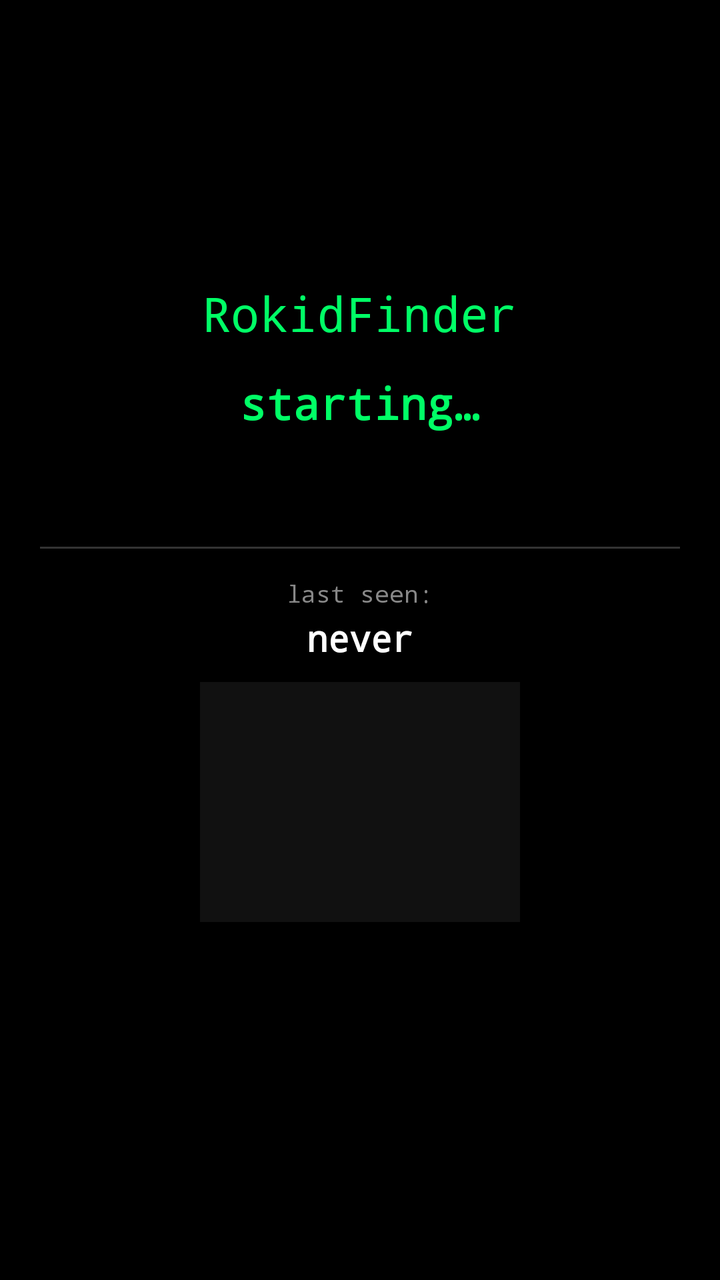
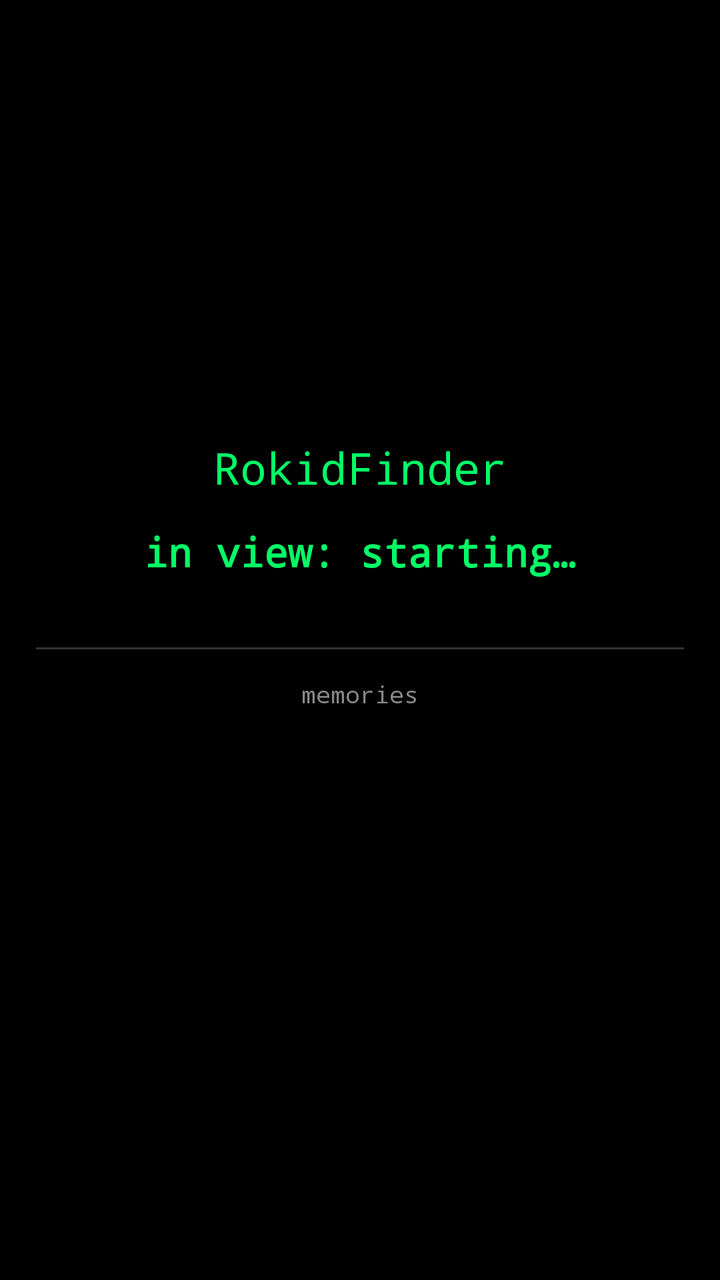

Before-and-after screenshots of an Android layout around one commit, followed by the original layout XML and the change that was made.
<!-- AndroidManifest.xml: application theme Theme.RokidFinder -->
<!-- res/layout/activity_main.xml -->
<?xml version="1.0" encoding="utf-8"?>
<LinearLayout xmlns:android="http://schemas.android.com/apk/res/android"
    android:layout_width="match_parent"
    android:layout_height="match_parent"
    android:orientation="vertical"
    android:gravity="center"
    android:background="@android:color/black"
    android:padding="20dp">

    <TextView
        android:id="@+id/title"
        android:layout_width="wrap_content"
        android:layout_height="wrap_content"
        android:text="RokidFinder"
        android:textColor="#00FF66"
        android:textSize="24sp"
        android:fontFamily="monospace" />

    <TextView
        android:id="@+id/phoneStatus"
        android:layout_width="wrap_content"
        android:layout_height="wrap_content"
        android:layout_marginTop="14dp"
        android:gravity="center"
        android:text="starting…"
        android:textColor="#00FF66"
        android:textSize="22sp"
        android:textStyle="bold"
        android:fontFamily="monospace" />

    <TextView
        android:id="@+id/confidence"
        android:layout_width="wrap_content"
        android:layout_height="wrap_content"
        android:layout_marginTop="6dp"
        android:gravity="center"
        android:textColor="#FFFFFF"
        android:textSize="14sp"
        android:fontFamily="monospace" />

    <TextView
        android:id="@+id/fps"
        android:layout_width="wrap_content"
        android:layout_height="wrap_content"
        android:layout_marginTop="2dp"
        android:gravity="center"
        android:textColor="#888888"
        android:textSize="12sp"
        android:fontFamily="monospace" />

    <View
        android:layout_width="match_parent"
        android:layout_height="1dp"
        android:layout_marginTop="14dp"
        android:layout_marginBottom="14dp"
        android:background="#333333" />

    <TextView
        android:id="@+id/lastSeenLabel"
        android:layout_width="wrap_content"
        android:layout_height="wrap_content"
        android:text="last seen:"
        android:textColor="#888888"
        android:textSize="12sp"
        android:fontFamily="monospace" />

    <TextView
        android:id="@+id/lastSeenWhen"
        android:layout_width="wrap_content"
        android:layout_height="wrap_content"
        android:layout_marginTop="2dp"
        android:gravity="center"
        android:text="never"
        android:textColor="#FFFFFF"
        android:textSize="18sp"
        android:textStyle="bold"
        android:fontFamily="monospace" />

    <ImageView
        android:id="@+id/lastSeenThumb"
        android:layout_width="160dp"
        android:layout_height="120dp"
        android:layout_marginTop="10dp"
        android:background="#111111"
        android:scaleType="centerCrop"
        android:contentDescription="last seen photo" />

    <TextView
        android:id="@+id/voiceState"
        android:layout_width="wrap_content"
        android:layout_height="wrap_content"
        android:layout_marginTop="14dp"
        android:gravity="center"
        android:text=""
        android:textColor="#FFCC33"
        android:textSize="18sp"
        android:textStyle="bold"
        android:fontFamily="monospace" />
</LinearLayout>
<!-- resources referenced by this layout -->
<resources>
  <style name="Theme.RokidFinder" parent="Theme.AppCompat.NoActionBar">
          <item name="android:windowNoTitle">true</item>
          <item name="android:windowFullscreen">true</item>
      </style>
</resources>

<!-- the commit's change to res/layout/activity_main.xml (unified diff, before → after) -->
@@ -5,7 +5,7 @@
     android:orientation="vertical"
     android:gravity="center"
     android:background="@android:color/black"
-    android:padding="20dp">
+    android:padding="18dp">
 
     <TextView
         android:id="@+id/title"
@@ -13,37 +13,28 @@
         android:layout_height="wrap_content"
         android:text="RokidFinder"
         android:textColor="#00FF66"
-        android:textSize="24sp"
+        android:textSize="22sp"
         android:fontFamily="monospace" />
 
     <TextView
-        android:id="@+id/phoneStatus"
+        android:id="@+id/inView"
         android:layout_width="wrap_content"
         android:layout_height="wrap_content"
         android:layout_marginTop="14dp"
         android:gravity="center"
-        android:text="starting…"
+        android:text="in view: starting…"
         android:textColor="#00FF66"
-        android:textSize="22sp"
+        android:textSize="20sp"
         android:textStyle="bold"
-        android:fontFamily="monospace" />
-
-    <TextView
-        android:id="@+id/confidence"
-        android:layout_width="wrap_content"
-        android:layout_height="wrap_content"
-        android:layout_marginTop="6dp"
-        android:gravity="center"
-        android:textColor="#FFFFFF"
-        android:textSize="14sp"
         android:fontFamily="monospace" />
 
     <TextView
         android:id="@+id/fps"
         android:layout_width="wrap_content"
         android:layout_height="wrap_content"
-        android:layout_marginTop="2dp"
+        android:layout_marginTop="4dp"
         android:gravity="center"
+        android:text=""
         android:textColor="#888888"
         android:textSize="12sp"
         android:fontFamily="monospace" />
@@ -56,34 +47,24 @@
         android:background="#333333" />
 
     <TextView
-        android:id="@+id/lastSeenLabel"
+        android:id="@+id/memoriesLabel"
         android:layout_width="wrap_content"
         android:layout_height="wrap_content"
-        android:text="last seen:"
+        android:text="memories"
         android:textColor="#888888"
         android:textSize="12sp"
         android:fontFamily="monospace" />
 
     <TextView
-        android:id="@+id/lastSeenWhen"
+        android:id="@+id/memoriesList"
         android:layout_width="wrap_content"
         android:layout_height="wrap_content"
-        android:layout_marginTop="2dp"
+        android:layout_marginTop="6dp"
         android:gravity="center"
-        android:text="never"
+        android:text=""
         android:textColor="#FFFFFF"
-        android:textSize="18sp"
-        android:textStyle="bold"
+        android:textSize="16sp"
         android:fontFamily="monospace" />
-
-    <ImageView
-        android:id="@+id/lastSeenThumb"
-        android:layout_width="160dp"
-        android:layout_height="120dp"
-        android:layout_marginTop="10dp"
-        android:background="#111111"
-        android:scaleType="centerCrop"
-        android:contentDescription="last seen photo" />
 
     <TextView
         android:id="@+id/voiceState"
